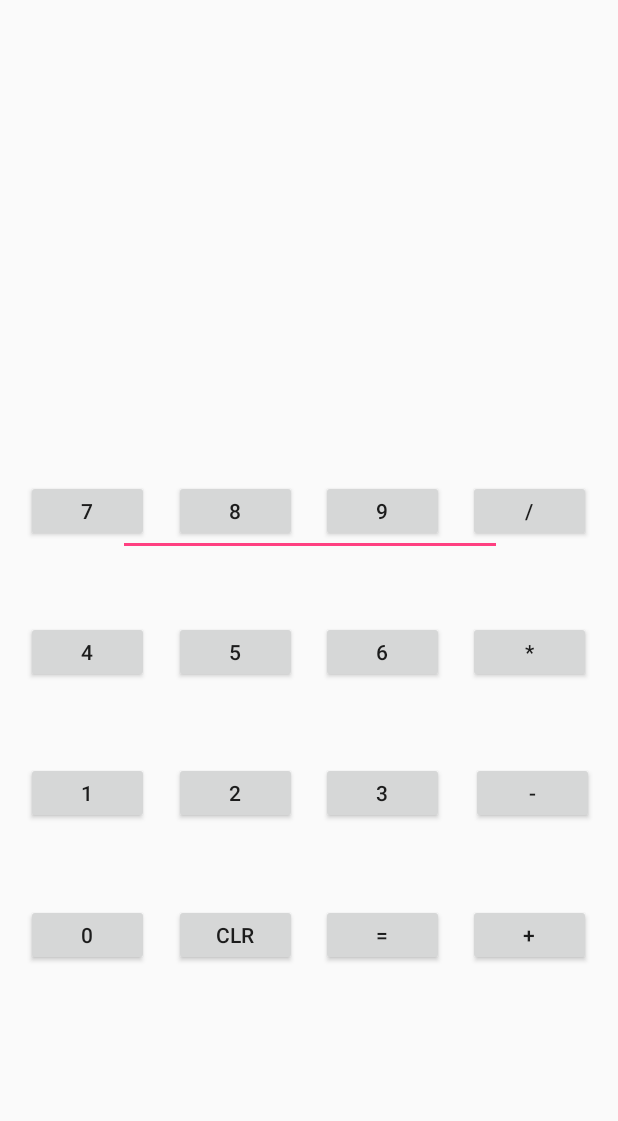
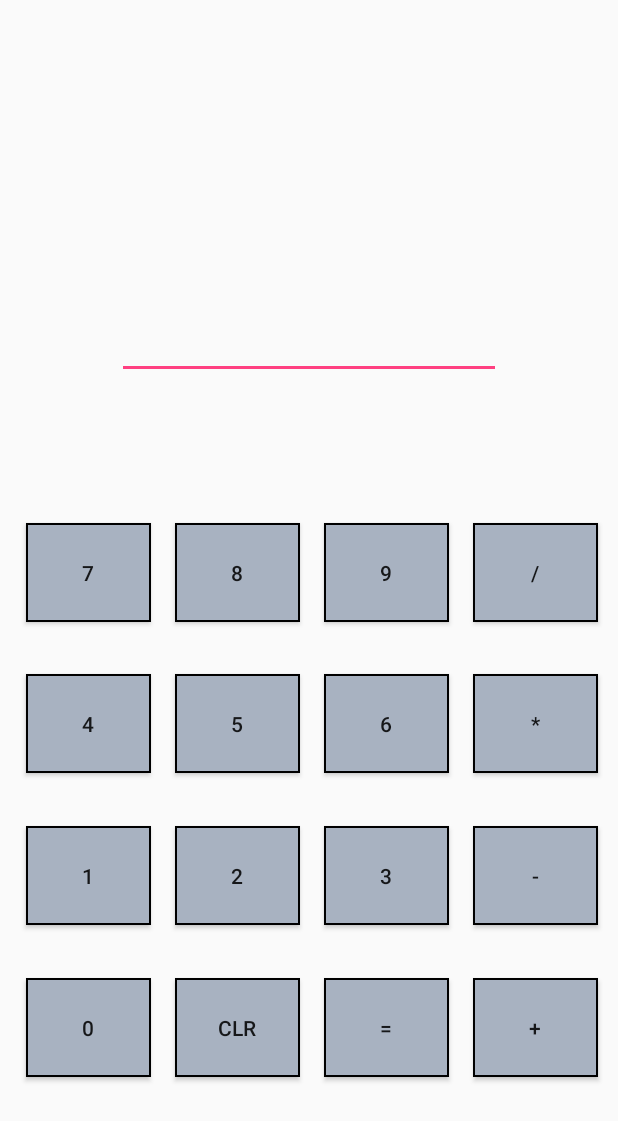
Before and after one commit to kevin-gadek/android_calc, an Android app: the screen it shows after launch (MainActivity), on a phone screen of 412 x 824 dp. Shown: the top 1121 px of the screen. Run offline under Robolectric (Android 15) with nearby library versions, the phone set to English and light mode, and no system bars.

Commit message:
Cleaned up UI

```diff
--- a/app/src/main/java/com/example/kevin/lab2/MainActivity.java
+++ b/app/src/main/java/com/example/kevin/lab2/MainActivity.java
@@ -11,11 +11,10 @@ public class MainActivity extends AppCompatActivity implements View.OnClickListe
             btn5, btn6, btn7, btn8, btn9, btnEquals;
     private EditText editTextNumDisplay;
     private int result, opcode;
-    private double divResult;
-    private boolean opLast = false;
-    private boolean errFlag = false;
-    private boolean firstZeroFlag = false;
-    private boolean negFlag = false;
+    private boolean opLast = false; //flag for when operator is input
+    private boolean errFlag = false; //flag for result overflow or too many digits in operand
+    private boolean firstZeroFlag = false; //flag to get rid of leading zeros
+    private boolean negFlag = false; //flag for negative operands
 
     @Override
     protected void onCreate(Bundle savedInstanceState) {
@@ -48,6 +47,7 @@ public class MainActivity extends AppCompatActivity implements View.OnClickListe
         //display screen
         editTextNumDisplay = (EditText) findViewById(R.id.editTextNumDisplay);
 
+        //init all event listeners
         btnClear.setOnClickListener(this);
         btnAdd.setOnClickListener(this);
         btnSubtract.setOnClickListener(this);
@@ -86,6 +86,10 @@ public class MainActivity extends AppCompatActivity implements View.OnClickListe
                 opLast = true;
                 break;
             case R.id.btnSubtract:
+                if(errFlag){
+                    editTextNumDisplay.setText("Press CLR");
+                    return;
+                }
                 //negative integer
                 if (editTextNumDisplay.getText().toString().length() == 0 || firstZeroFlag == true) {
                     editTextNumDisplay.setText("-");
@@ -144,7 +148,7 @@ public class MainActivity extends AppCompatActivity implements View.OnClickListe
                     opcode = 0;
                 } else if (opcode == 4) {
                     if(Integer.parseInt(editTextNumDisplay.getText().toString()) == 0){
-                        editTextNumDisplay.setText("Error");
+                        editTextNumDisplay.setText("Err");
                         errFlag = true;
                         return;
                     }
@@ -159,7 +163,7 @@ public class MainActivity extends AppCompatActivity implements View.OnClickListe
             //no leading zeros
             case R.id.btn0:
                 if (editTextNumDisplay.getText().toString().length() == 7) {
-                    editTextNumDisplay.setText("Error: More than 7 chars");
+                    editTextNumDisplay.setText("Err");
                     errFlag = true;
                 } else {
                     //if length of num on display is 0, meaning initial startup or an operator has just been pressed
@@ -207,7 +211,6 @@ public class MainActivity extends AppCompatActivity implements View.OnClickListe
     public void clear() {
         editTextNumDisplay.setText("");
         result = 0;
-        divResult = 0;
         opLast = true;
         errFlag = false;
     }
@@ -217,18 +220,18 @@ public class MainActivity extends AppCompatActivity implements View.OnClickListe
             clear();
             editTextNumDisplay.setText(Integer.toString(operand));
             opLast = false;
-        } else if (editTextNumDisplay.getText().toString().length() == 7) {
-            editTextNumDisplay.setText("Error: More than 7 chars");
+        } else if (editTextNumDisplay.getText().toString().length() == 7 && opLast == false) { //too many digits
+            editTextNumDisplay.setText("Err");
             errFlag = true;
-        } else if (opLast) {
+        } else if (opLast) { //when new operand is being input
             editTextNumDisplay.setText(Integer.toString(operand));
             opLast = false;
-        } else if (firstZeroFlag) {
+        } else if (firstZeroFlag) { //for case of user input such as "04", sets operand to just 4
             editTextNumDisplay.setText(Integer.toString(operand));
             firstZeroFlag = false;
             opLast = false;
         } else {
-            editTextNumDisplay.setText(editTextNumDisplay.getText().toString() + Integer.toString(operand));
+            editTextNumDisplay.setText(editTextNumDisplay.getText().toString() + Integer.toString(operand)); //add input to end of operand
         }
         negFlag = false;
     }
--- a/app/src/main/res/drawable/button_not_pressed.xml
+++ b/app/src/main/res/drawable/button_not_pressed.xml
@@ -6,4 +6,5 @@
         android:centerColor="#a8b2c1"
         android:endColor="#a8b2c1"
         android:angle="270" />
+    <stroke android:width="2px" android:color="#000000" />
 </shape>
--- a/app/src/main/res/drawable/button_pressed.xml
+++ b/app/src/main/res/drawable/button_pressed.xml
@@ -6,4 +6,5 @@
         android:centerColor="#3f8cff"
         android:endColor="#3f8cff"
         android:angle="270" />
+    <stroke android:width="1px" android:color="#000000" />
 </shape>
--- a/app/src/main/res/layout/activity_main.xml
+++ b/app/src/main/res/layout/activity_main.xml
@@ -4,264 +4,282 @@
     xmlns:tools="http://schemas.android.com/tools"
     android:layout_width="match_parent"
     android:layout_height="match_parent"
+    android:screenOrientation="portrait"
     tools:context="com.example.kevin.lab2.MainActivity">
 
 
     <Button
         android:id="@+id/btnAdd"
-        android:layout_width="82dp"
-        android:layout_height="41dp"
+        android:layout_width="83dp"
+        android:layout_height="66dp"
         android:layout_marginBottom="8dp"
         android:layout_marginLeft="8dp"
         android:layout_marginRight="8dp"
-        android:layout_marginTop="320dp"
+        android:layout_marginTop="8dp"
+        android:background="@drawable/buttonselector"
         android:text="+"
         app:layout_constraintBottom_toBottomOf="parent"
-        app:layout_constraintHorizontal_bias="0.969"
+        app:layout_constraintHorizontal_bias="0.984"
         app:layout_constraintLeft_toLeftOf="parent"
         app:layout_constraintRight_toRightOf="parent"
         app:layout_constraintTop_toTopOf="parent"
-        app:layout_constraintVertical_bias="0.621" />
+        app:layout_constraintVertical_bias="0.868" />
 
     <Button
         android:id="@+id/btnEquals"
-        android:layout_width="82dp"
-        android:layout_height="41dp"
+        android:layout_width="83dp"
+        android:layout_height="66dp"
+        android:text="="
+        android:background="@drawable/buttonselector"
+        app:layout_constraintTop_toTopOf="parent"
+        android:layout_marginTop="8dp"
+        app:layout_constraintBottom_toBottomOf="parent"
         android:layout_marginBottom="8dp"
         android:layout_marginLeft="8dp"
+        app:layout_constraintLeft_toLeftOf="parent"
         android:layout_marginRight="8dp"
-        android:layout_marginTop="320dp"
-        android:text="="
-        app:layout_constraintBottom_toBottomOf="parent"
-        app:layout_constraintHorizontal_bias="0.656"
-        app:layout_constraintLeft_toLeftOf="parent"
         app:layout_constraintRight_toRightOf="parent"
-        app:layout_constraintTop_toTopOf="parent"
-        app:layout_constraintVertical_bias="0.621" />
+        app:layout_constraintHorizontal_bias="0.666"
+        app:layout_constraintVertical_bias="0.868" />
 
     <Button
         android:id="@+id/btnClear"
-        android:layout_width="82dp"
-        android:layout_height="41dp"
+        android:layout_width="83dp"
+        android:layout_height="66dp"
+        android:text="CLR"
+        android:background="@drawable/buttonselector"
+        app:layout_constraintTop_toTopOf="parent"
+        android:layout_marginTop="8dp"
+        app:layout_constraintBottom_toBottomOf="parent"
         android:layout_marginBottom="8dp"
+        app:layout_constraintVertical_bias="0.868"
         android:layout_marginLeft="8dp"
+        app:layout_constraintLeft_toLeftOf="parent"
         android:layout_marginRight="8dp"
-        android:layout_marginTop="320dp"
-        android:text="CLR"
-        app:layout_constraintBottom_toBottomOf="parent"
-        app:layout_constraintHorizontal_bias="0.343"
-        app:layout_constraintLeft_toLeftOf="parent"
         app:layout_constraintRight_toRightOf="parent"
-        app:layout_constraintTop_toTopOf="parent"
-        app:layout_constraintVertical_bias="0.621" />
+        app:layout_constraintHorizontal_bias="0.348" />
 
     <Button
         android:id="@+id/btn0"
-        android:layout_width="82dp"
-        android:layout_height="41dp"
+        android:layout_width="83dp"
+        android:layout_height="66dp"
+        android:text="0"
+        android:background="@drawable/buttonselector"
+        app:layout_constraintTop_toTopOf="parent"
+        android:layout_marginTop="8dp"
+        app:layout_constraintBottom_toBottomOf="parent"
         android:layout_marginBottom="8dp"
+        app:layout_constraintVertical_bias="0.868"
         android:layout_marginLeft="8dp"
+        app:layout_constraintLeft_toLeftOf="parent"
         android:layout_marginRight="8dp"
-        android:layout_marginTop="320dp"
-        android:text="0"
+        app:layout_constraintRight_toRightOf="parent"
+        app:layout_constraintHorizontal_bias="0.03" />
+
+    <Button
+        android:id="@+id/btnSubtract"
+        android:layout_width="83dp"
+        android:layout_height="66dp"
+        android:text="-"
+        android:background="@drawable/buttonselector"
+        app:layout_constraintTop_toTopOf="parent"
+        android:layout_marginTop="8dp"
         app:layout_constraintBottom_toBottomOf="parent"
-        app:layout_constraintHorizontal_bias="0.03"
+        android:layout_marginBottom="8dp"
+        app:layout_constraintVertical_bias="0.731"
+        android:layout_marginRight="8dp"
+        app:layout_constraintRight_toRightOf="parent"
+        android:layout_marginLeft="8dp"
         app:layout_constraintLeft_toLeftOf="parent"
-        app:layout_constraintRight_toRightOf="parent"
-        app:layout_constraintTop_toTopOf="parent"
-        app:layout_constraintVertical_bias="0.621" />
+        app:layout_constraintHorizontal_bias="0.984" />
 
     <Button
         android:id="@+id/btn3"
-        android:layout_width="82dp"
-        android:layout_height="41dp"
+        android:layout_width="83dp"
+        android:layout_height="66dp"
+        android:text="3"
+        android:background="@drawable/buttonselector"
+        app:layout_constraintTop_toTopOf="parent"
+        android:layout_marginTop="8dp"
+        app:layout_constraintBottom_toBottomOf="parent"
         android:layout_marginBottom="8dp"
+        app:layout_constraintVertical_bias="0.731"
         android:layout_marginLeft="8dp"
+        app:layout_constraintLeft_toLeftOf="parent"
         android:layout_marginRight="8dp"
-        android:layout_marginTop="320dp"
-        android:text="3"
-        app:layout_constraintBottom_toBottomOf="parent"
-        app:layout_constraintHorizontal_bias="0.656"
-        app:layout_constraintLeft_toLeftOf="parent"
         app:layout_constraintRight_toRightOf="parent"
-        app:layout_constraintTop_toTopOf="parent"
-        app:layout_constraintVertical_bias="0.414" />
-
-    <Button
-        android:id="@+id/btnSubtract"
-        android:layout_width="82dp"
-        android:layout_height="41dp"
-        android:layout_marginBottom="8dp"
-        android:layout_marginLeft="8dp"
-        android:layout_marginRight="16dp"
-        android:layout_marginTop="320dp"
-        android:text="-"
-        app:layout_constraintBottom_toBottomOf="parent"
-        app:layout_constraintHorizontal_bias="0.841"
-        app:layout_constraintLeft_toRightOf="@+id/button26"
-        app:layout_constraintRight_toRightOf="parent"
-        app:layout_constraintTop_toTopOf="parent"
-        app:layout_constraintVertical_bias="0.414" />
+        app:layout_constraintHorizontal_bias="0.666" />
 
     <Button
         android:id="@+id/btn2"
-        android:layout_width="82dp"
-        android:layout_height="41dp"
+        android:layout_width="83dp"
+        android:layout_height="66dp"
+        android:text="2"
+        android:background="@drawable/buttonselector"
+        app:layout_constraintTop_toTopOf="parent"
+        android:layout_marginTop="8dp"
+        app:layout_constraintBottom_toBottomOf="parent"
         android:layout_marginBottom="8dp"
+        app:layout_constraintVertical_bias="0.731"
         android:layout_marginLeft="8dp"
+        app:layout_constraintLeft_toLeftOf="parent"
         android:layout_marginRight="8dp"
-        android:layout_marginTop="320dp"
-        android:text="2"
-        app:layout_constraintBottom_toBottomOf="parent"
-        app:layout_constraintHorizontal_bias="0.343"
-        app:layout_constraintLeft_toLeftOf="parent"
         app:layout_constraintRight_toRightOf="parent"
-        app:layout_constraintTop_toTopOf="parent"
-        app:layout_constraintVertical_bias="0.414" />
+        app:layout_constraintHorizontal_bias="0.348" />
 
     <Button
         android:id="@+id/btn1"
-        android:layout_width="82dp"
-        android:layout_height="41dp"
+        android:layout_width="83dp"
+        android:layout_height="66dp"
+        android:text="1"
+        android:background="@drawable/buttonselector"
+        app:layout_constraintTop_toTopOf="parent"
+        android:layout_marginTop="8dp"
+        app:layout_constraintBottom_toBottomOf="parent"
         android:layout_marginBottom="8dp"
+        app:layout_constraintVertical_bias="0.731"
         android:layout_marginLeft="8dp"
+        app:layout_constraintLeft_toLeftOf="parent"
         android:layout_marginRight="8dp"
-        android:layout_marginTop="320dp"
-        android:text="1"
-        app:layout_constraintBottom_toBottomOf="parent"
-        app:layout_constraintHorizontal_bias="0.03"
-        app:layout_constraintLeft_toLeftOf="parent"
         app:layout_constraintRight_toRightOf="parent"
-        app:layout_constraintTop_toTopOf="parent"
-        app:layout_constraintVertical_bias="0.414" />
+        app:layout_constraintHorizontal_bias="0.03" />
 
     <Button
         android:id="@+id/btnMultiply"
-        android:layout_width="82dp"
-        android:layout_height="41dp"
+        android:layout_width="83dp"
+        android:layout_height="66dp"
+        android:text="*"
+        android:background="@drawable/buttonselector"
+        app:layout_constraintTop_toTopOf="parent"
+        android:layout_marginTop="8dp"
+        app:layout_constraintBottom_toBottomOf="parent"
         android:layout_marginBottom="8dp"
+        app:layout_constraintVertical_bias="0.595"
+        android:layout_marginRight="8dp"
+        app:layout_constraintRight_toRightOf="parent"
         android:layout_marginLeft="8dp"
-        android:layout_marginRight="8dp"
-        android:layout_marginTop="320dp"
-        android:text="*"
-        app:layout_constraintBottom_toBottomOf="parent"
-        app:layout_constraintHorizontal_bias="0.969"
         app:layout_constraintLeft_toLeftOf="parent"
-        app:layout_constraintRight_toRightOf="parent"
-        app:layout_constraintTop_toTopOf="parent"
-        app:layout_constraintVertical_bias="0.207" />
+        app:layout_constraintHorizontal_bias="0.984" />
 
     <Button
         android:id="@+id/btn6"
-        android:layout_width="82dp"
-        android:layout_height="41dp"
+        android:layout_width="83dp"
+        android:layout_height="66dp"
+        android:text="6"
+        android:background="@drawable/buttonselector"
+        app:layout_constraintTop_toTopOf="parent"
+        android:layout_marginTop="8dp"
+        app:layout_constraintBottom_toBottomOf="parent"
         android:layout_marginBottom="8dp"
+        app:layout_constraintVertical_bias="0.595"
+        android:layout_marginRight="8dp"
+        app:layout_constraintRight_toRightOf="parent"
         android:layout_marginLeft="8dp"
-        android:layout_marginRight="8dp"
-        android:layout_marginTop="320dp"
-        android:text="6"
-        app:layout_constraintBottom_toBottomOf="parent"
-        app:layout_constraintHorizontal_bias="0.656"
         app:layout_constraintLeft_toLeftOf="parent"
-        app:layout_constraintRight_toRightOf="parent"
-        app:layout_constraintTop_toTopOf="parent"
-        app:layout_constraintVertical_bias="0.207" />
+        app:layout_constraintHorizontal_bias="0.666" />
 
     <Button
         android:id="@+id/btn5"
-        android:layout_width="82dp"
-        android:layout_height="41dp"
+        android:layout_width="83dp"
+        android:layout_height="66dp"
+        android:text="5"
+        android:background="@drawable/buttonselector"
+        app:layout_constraintTop_toTopOf="parent"
+        android:layout_marginTop="8dp"
+        app:layout_constraintBottom_toBottomOf="parent"
         android:layout_marginBottom="8dp"
+        app:layout_constraintVertical_bias="0.595"
         android:layout_marginLeft="8dp"
+        app:layout_constraintLeft_toLeftOf="parent"
         android:layout_marginRight="8dp"
-        android:layout_marginTop="320dp"
-        android:text="5"
-        app:layout_constraintBottom_toBottomOf="parent"
-        app:layout_constraintHorizontal_bias="0.343"
-        app:layout_constraintLeft_toLeftOf="parent"
         app:layout_constraintRight_toRightOf="parent"
-        app:layout_constraintTop_toTopOf="parent"
-        app:layout_constraintVertical_bias="0.207" />
+        app:layout_constraintHorizontal_bias="0.348" />
 
     <Button
         android:id="@+id/btn4"
-        android:layout_width="82dp"
-        android:layout_height="41dp"
+        android:layout_width="83dp"
+        android:layout_height="66dp"
+        android:text="4"
+        android:background="@drawable/buttonselector"
+        app:layout_constraintTop_toTopOf="parent"
+        android:layout_marginTop="8dp"
+        app:layout_constraintBottom_toBottomOf="parent"
         android:layout_marginBottom="8dp"
+        app:layout_constraintVertical_bias="0.595"
         android:layout_marginLeft="8dp"
+        app:layout_constraintLeft_toLeftOf="parent"
         android:layout_marginRight="8dp"
-        android:layout_marginTop="320dp"
-        android:text="4"
-        app:layout_constraintBottom_toBottomOf="parent"
-        app:layout_constraintHorizontal_bias="0.03"
-        app:layout_constraintLeft_toLeftOf="parent"
         app:layout_constraintRight_toRightOf="parent"
-        app:layout_constraintTop_toTopOf="parent"
-        app:layout_constraintVertical_bias="0.207" />
+        app:layout_constraintHorizontal_bias="0.03" />
 
     <Button
         android:id="@+id/btnDivide"
-        android:layout_width="82dp"
-        android:layout_height="41dp"
+        android:layout_width="83dp"
+        android:layout_height="66dp"
+        android:text="/"
+        android:background="@drawable/buttonselector"
+        app:layout_constraintTop_toTopOf="parent"
+        android:layout_marginTop="8dp"
+        app:layout_constraintBottom_toBottomOf="parent"
         android:layout_marginBottom="8dp"
+        app:layout_constraintVertical_bias="0.459"
+        android:layout_marginRight="8dp"
+        app:layout_constraintRight_toRightOf="parent"
         android:layout_marginLeft="8dp"
-        android:layout_marginRight="8dp"
-        android:layout_marginTop="320dp"
-        android:text="/"
-        app:layout_constraintBottom_toBottomOf="parent"
-        app:layout_constraintHorizontal_bias="0.969"
         app:layout_constraintLeft_toLeftOf="parent"
-        app:layout_constraintRight_toRightOf="parent"
-        app:layout_constraintTop_toTopOf="parent"
-        app:layout_constraintVertical_bias="0.0" />
+        app:layout_constraintHorizontal_bias="0.984" />
 
     <Button
         android:id="@+id/btn9"
-        android:layout_width="82dp"
-        android:layout_height="41dp"
+        android:layout_width="83dp"
+        android:layout_height="66dp"
+        android:text="9"
+        android:background="@drawable/buttonselector"
+        app:layout_constraintTop_toTopOf="parent"
+        android:layout_marginTop="8dp"
+        app:layout_constraintBottom_toBottomOf="parent"
         android:layout_marginBottom="8dp"
+        app:layout_constraintVertical_bias="0.459"
         android:layout_marginLeft="8dp"
+        app:layout_constraintLeft_toLeftOf="parent"
         android:layout_marginRight="8dp"
-        android:layout_marginTop="320dp"
-        android:text="9"
-        app:layout_constraintBottom_toBottomOf="parent"
-        app:layout_constraintHorizontal_bias="0.656"
-        app:layout_constraintLeft_toLeftOf="parent"
         app:layout_constraintRight_toRightOf="parent"
-        app:layout_constraintTop_toTopOf="parent"
-        app:layout_constraintVertical_bias="0.0" />
+        app:layout_constraintHorizontal_bias="0.666" />
 
     <Button
+
         android:id="@+id/btn8"
-        android:layout_width="82dp"
-        android:layout_height="41dp"
+        android:layout_width="83dp"
+        android:layout_height="66dp"
+        android:text="8"
+        android:background="@drawable/buttonselector"
+        android:layout_marginLeft="8dp"
+        app:layout_constraintLeft_toLeftOf="parent"
+        android:layout_marginRight="8dp"
+        app:layout_constraintRight_toRightOf="parent"
+        app:layout_constraintHorizontal_bias="0.348"
+        app:layout_constraintTop_toTopOf="parent"
+        android:layout_marginTop="8dp"
+        app:layout_constraintBottom_toBottomOf="parent"
         android:layout_marginBottom="8dp"
-        android:layout_marginLeft="8dp"
-        android:layout_marginRight="8dp"
-        android:layout_marginTop="320dp"
-        android:text="8"
-        app:layout_constraintBottom_toBottomOf="parent"
-        app:layout_constraintHorizontal_bias="0.343"
-        app:layout_constraintLeft_toLeftOf="parent"
-        app:layout_constraintRight_toRightOf="parent"
-        app:layout_constraintTop_toTopOf="parent"
-        app:layout_constraintVertical_bias="0.0" />
+        app:layout_constraintVertical_bias="0.459" />
 
     <Button
         android:id="@+id/btn7"
-        android:layout_width="82dp"
-        android:layout_height="41dp"
+        android:layout_width="83dp"
+        android:layout_height="66dp"
+        android:text="7"
+        android:background="@drawable/buttonselector"
+        app:layout_constraintTop_toTopOf="parent"
+        android:layout_marginTop="8dp"
+        app:layout_constraintBottom_toBottomOf="parent"
         android:layout_marginBottom="8dp"
         android:layout_marginLeft="8dp"
+        app:layout_constraintLeft_toLeftOf="parent"
         android:layout_marginRight="8dp"
-        android:layout_marginTop="320dp"
-        android:text="7"
-        app:layout_constraintBottom_toBottomOf="parent"
+        app:layout_constraintRight_toRightOf="parent"
         app:layout_constraintHorizontal_bias="0.03"
-        app:layout_constraintLeft_toLeftOf="parent"
-        app:layout_constraintRight_toRightOf="parent"
-        app:layout_constraintTop_toTopOf="parent"
-        app:layout_constraintVertical_bias="0.0" />
+        app:layout_constraintVertical_bias="0.459" />
 
     <EditText
         android:id="@+id/editTextNumDisplay"
@@ -277,12 +295,9 @@
         android:textAlignment="textEnd"
         android:textSize="36sp"
         app:layout_constraintBottom_toBottomOf="parent"
-        app:layout_constraintHorizontal_bias="0.504"
         app:layout_constraintLeft_toLeftOf="parent"
         app:layout_constraintRight_toRightOf="parent"
         app:layout_constraintTop_toTopOf="parent"
-        app:layout_constraintVertical_bias="0.385"
-        tools:layout_editor_absoluteX="38dp"
-        tools:layout_editor_absoluteY="170dp" />
+        app:layout_constraintVertical_bias="0.222" />
 
 </android.support.constraint.ConstraintLayout>
```
